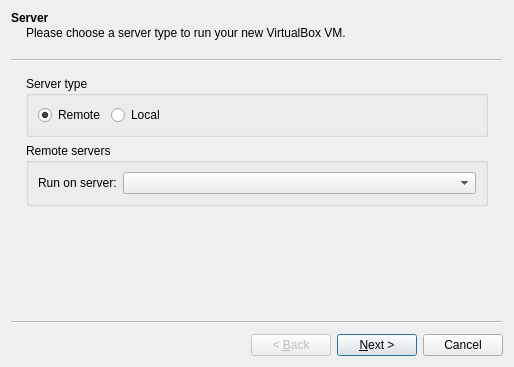
Qt form gns3/modules/virtualbox/ui/virtualbox_vm_wizard.ui (GNS3/gns3-gui) before a commit.
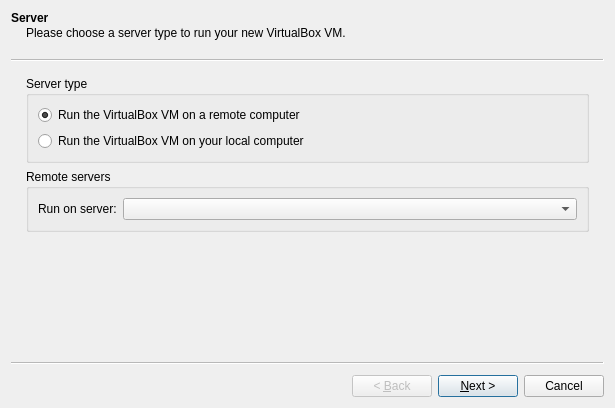
The same form after that commit.

The edit to the form file:
```diff
--- a/gns3/modules/virtualbox/ui/virtualbox_vm_wizard.ui
+++ b/gns3/modules/virtualbox/ui/virtualbox_vm_wizard.ui
@@ -6,8 +6,8 @@
    <rect>
     <x>0</x>
     <y>0</y>
-    <width>514</width>
-    <height>367</height>
+    <width>615</width>
+    <height>408</height>
    </rect>
   </property>
   <property name="windowTitle">
@@ -29,11 +29,11 @@
       <property name="title">
        <string>Server type</string>
       </property>
-      <layout class="QHBoxLayout" name="horizontalLayout">
+      <layout class="QVBoxLayout" name="verticalLayout">
        <item>
         <widget class="QRadioButton" name="uiRemoteRadioButton">
          <property name="text">
-          <string>Remote</string>
+          <string>Run the VirtualBox VM on a remote computer</string>
          </property>
          <property name="checked">
           <bool>true</bool>
@@ -43,23 +43,10 @@
        <item>
         <widget class="QRadioButton" name="uiLocalRadioButton">
          <property name="text">
-          <string>Local</string>
+          <string>Run the VirtualBox VM on your local computer</string>
          </property>
         </widget>
        </item>
-       <item>
-        <spacer name="horizontalSpacer">
-         <property name="orientation">
-          <enum>Qt::Horizontal</enum>
-         </property>
-         <property name="sizeHint" stdset="0">
-          <size>
-           <width>40</width>
-           <height>20</height>
-          </size>
-         </property>
-        </spacer>
-       </item>
       </layout>
      </widget>
     </item>
```
